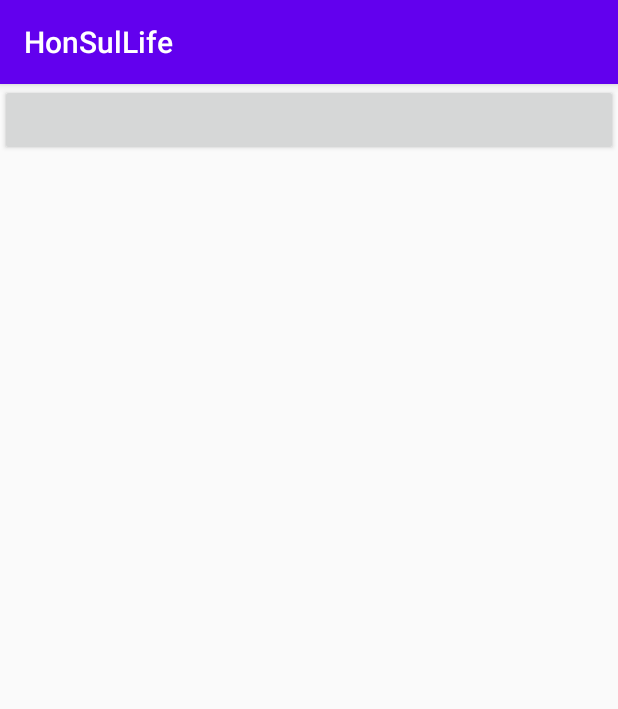
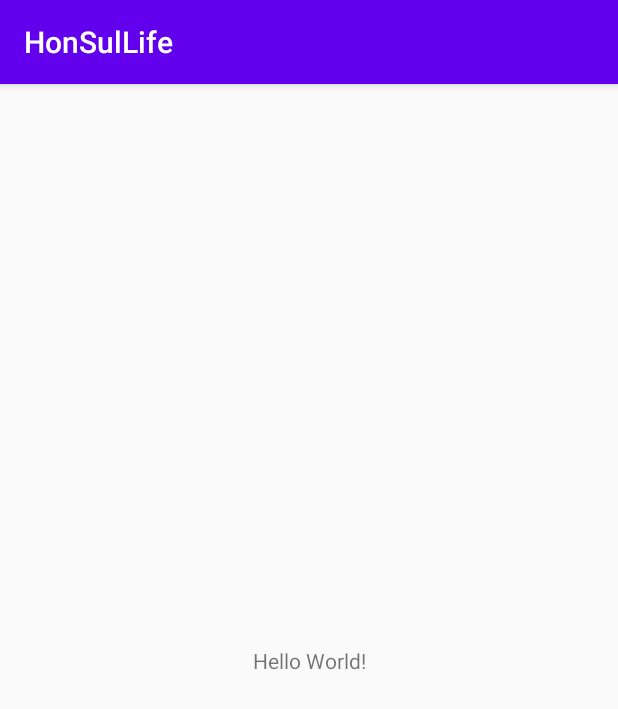
Before and after one commit to SaraHan774/FORIF-2020-1-Hackathon, an Android app: the screen it shows after launch (MainActivity), on a phone screen of 412 x 824 dp. Shown: the top 709 px of the screen. Run offline under Robolectric (Android 15) with nearby library versions, the phone set to English and light mode, and no system bars; our stand-ins replace Firebase (no records; nobody signed in at launch, a user with empty details on screens opened directly).

```diff
--- a/app/src/main/res/layout/activity_main.xml
+++ b/app/src/main/res/layout/activity_main.xml
@@ -1,14 +1,18 @@
 <?xml version="1.0" encoding="utf-8"?>
-<LinearLayout xmlns:android="http://schemas.android.com/apk/res/android"
-    android:orientation="vertical"
-    xmlns:tools="http://schemas.android.com/tools"
-    android:layout_width="match_parent"
-    android:layout_height="match_parent"
-    tools:context=".ui.MainActivity">
+<androidx.constraintlayout.widget.ConstraintLayout xmlns:android="http://schemas.android.com/apk/res/android"
+xmlns:app="http://schemas.android.com/apk/res-auto"
+xmlns:tools="http://schemas.android.com/tools"
+android:layout_width="match_parent"
+android:layout_height="match_parent"
+tools:context=".ui.MainActivity">
 
-    <Button
-        android:layout_width="match_parent"
-        android:layout_height="wrap_content"
-        android:id="@+id/button"/>
+<TextView
+    android:layout_width="wrap_content"
+    android:layout_height="wrap_content"
+    android:text="Hello World!"
+    app:layout_constraintBottom_toBottomOf="parent"
+    app:layout_constraintLeft_toLeftOf="parent"
+    app:layout_constraintRight_toRightOf="parent"
+    app:layout_constraintTop_toTopOf="parent" />
 
-</LinearLayout>
+</androidx.constraintlayout.widget.ConstraintLayout>
```
